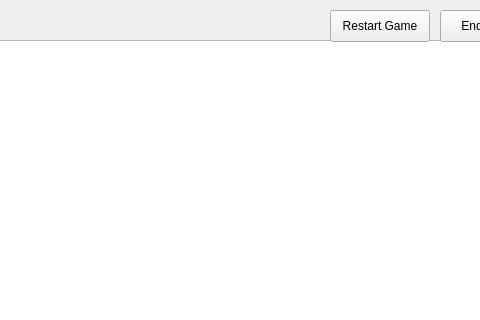
Old version of the form mainwindow.ui in the repository SashaRybalkina/EducationalApp3505; both pictures show x 400 to 880 and y 0 to 320 of the 1193 by 755 pixel window.
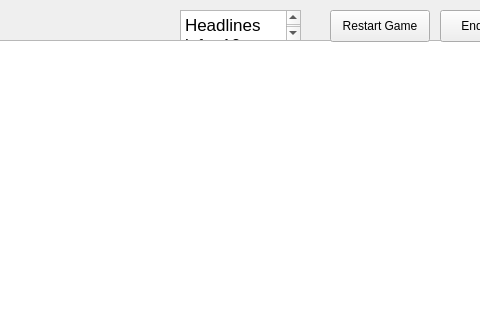
New version of the form.

Commit message: Added a headline count to make progress more clear

The edit to the form file:
```diff
--- a/mainwindow.ui
+++ b/mainwindow.ui
@@ -411,6 +411,26 @@
      <string>Restart Game</string>
     </property>
    </widget>
+   <widget class="QTextBrowser" name="headlineCount">
+    <property name="geometry">
+     <rect>
+      <x>580</x>
+      <y>10</y>
+      <width>121</width>
+      <height>31</height>
+     </rect>
+    </property>
+    <property name="html">
+     <string>&lt;!DOCTYPE HTML PUBLIC &quot;-//W3C//DTD HTML 4.0//EN&quot; &quot;http://www.w3.org/TR/REC-html40/strict.dtd&quot;&gt;
+&lt;html&gt;&lt;head&gt;&lt;meta name=&quot;qrichtext&quot; content=&quot;1&quot; /&gt;&lt;meta charset=&quot;utf-8&quot; /&gt;&lt;style type=&quot;text/css&quot;&gt;
+p, li { white-space: pre-wrap; }
+hr { height: 1px; border-width: 0; }
+li.unchecked::marker { content: &quot;\2610&quot;; }
+li.checked::marker { content: &quot;\2612&quot;; }
+&lt;/style&gt;&lt;/head&gt;&lt;body style=&quot; font-family:'.AppleSystemUIFont'; font-size:13pt; font-weight:400; font-style:normal;&quot;&gt;
+&lt;p style=&quot; margin-top:0px; margin-bottom:0px; margin-left:0px; margin-right:0px; -qt-block-indent:0; text-indent:0px;&quot;&gt;Headlines left:  10&lt;/p&gt;&lt;/body&gt;&lt;/html&gt;</string>
+    </property>
+   </widget>
   </widget>
   <widget class="QMenuBar" name="menubar">
    <property name="geometry">
```
The commit also changes 2 other files.
